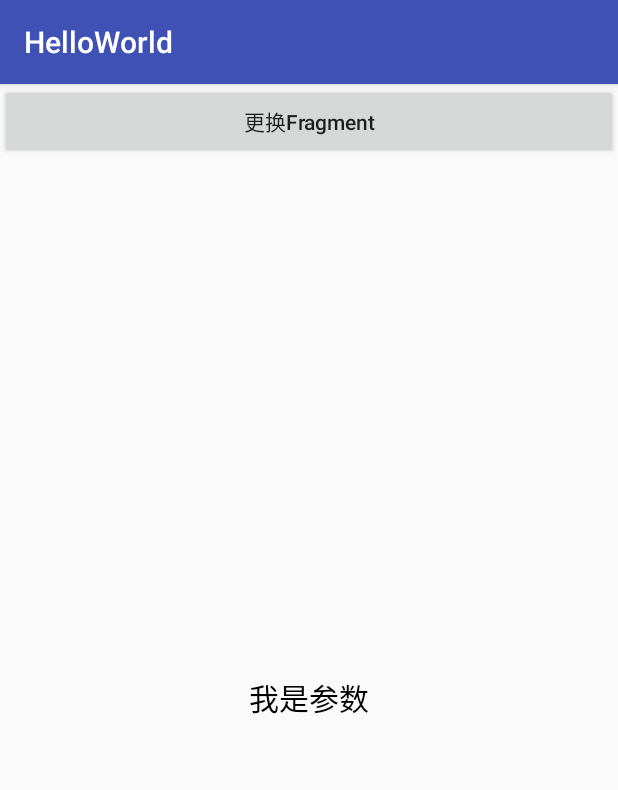
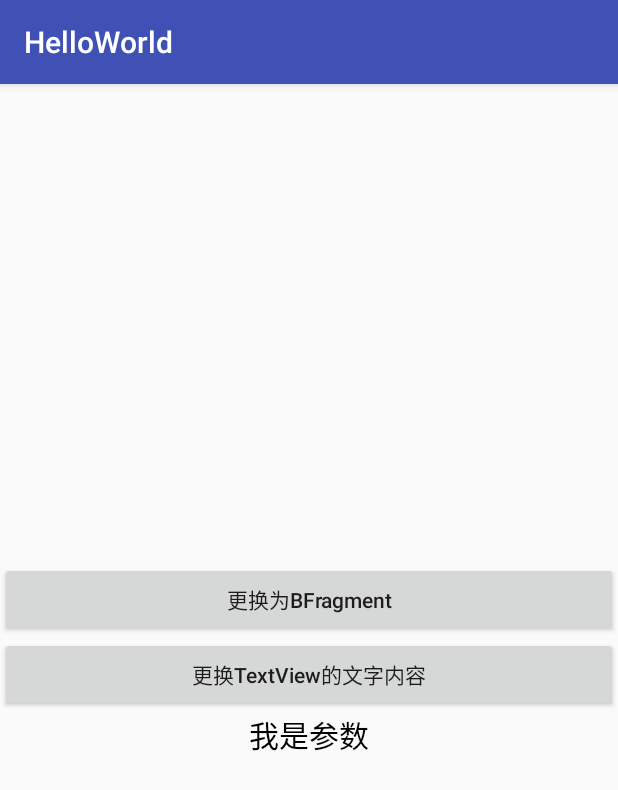
Before and after one commit to zhangneng95/AndroidLearning, an Android app: the AFragment screen opened directly, with no data from a screen before it, on a phone screen of 412 x 824 dp. Shown: the top 790 px of the screen. Run offline under Robolectric (Android 15) with nearby library versions, the phone set to English and light mode, and no system bars.

Commit message:
fragment 3

```diff
--- a/app/src/main/java/com/nengz/helloworld/fragment/AFragment.java
+++ b/app/src/main/java/com/nengz/helloworld/fragment/AFragment.java
@@ -8,6 +8,7 @@ import android.support.v4.app.Fragment;
 import android.view.LayoutInflater;
 import android.view.View;
 import android.view.ViewGroup;
+import android.widget.Button;
 import android.widget.TextView;
 
 import com.nengz.helloworld.R;
@@ -15,6 +16,8 @@ import com.nengz.helloworld.R;
 public class AFragment extends Fragment {
 
     private TextView mTvTitle;
+    private Button mBtnChange,mBtnRest;
+    private BFragment bFragment;
 
     //传递参数
     public static AFragment newInstance(String title) {
@@ -36,18 +39,33 @@ public class AFragment extends Fragment {
     public void onViewCreated(@NonNull View view, @Nullable Bundle savedInstanceState) {
         super.onViewCreated(view, savedInstanceState);
         mTvTitle = view.findViewById(R.id.tv_title);
+        mBtnChange = view.findViewById(R.id.btn_change);
+        mBtnRest = view.findViewById(R.id.btn_reset);
+        //转跳到BFragment
+        mBtnChange.setOnClickListener(new View.OnClickListener() {
+            @Override
+            public void onClick(View v) {
+                if(bFragment == null) {
+                    bFragment = new BFragment();
+                }
+                Fragment fragment = getFragmentManager().findFragmentByTag("a");
+                if(fragment != null) {
+                    getFragmentManager().beginTransaction().hide(fragment).add(R.id.fl_container,bFragment).addToBackStack(null).commitAllowingStateLoss();     //返回上一个Fragment的时候，不刷新view
+                }else {
+                    getFragmentManager().beginTransaction().replace(R.id.fl_container, bFragment).addToBackStack(null).commitAllowingStateLoss();//addToBackStack返回时，返回到上一个Fragment而不是Activity replace是先销毁后创建view 因此之前view不会被保存
+                }
+            }
+        });
+        //改变文字
+        mBtnRest.setOnClickListener(new View.OnClickListener() {
+            @Override
+            public void onClick(View v) {
+                mTvTitle.setText("我是新文字");
+            }
+        });
         if(getArguments() != null) {
             mTvTitle.setText(getArguments().getString("title"));
         }
     }
 
-    @Override
-    public void onAttach(Context context) {
-        super.onAttach(context);
-    }
-
-    @Override
-    public void onDetach() {
-        super.onDetach();
-    }
 }
--- a/app/src/main/java/com/nengz/helloworld/fragment/ContainerActivity.java
+++ b/app/src/main/java/com/nengz/helloworld/fragment/ContainerActivity.java
@@ -11,27 +11,27 @@ import com.nengz.helloworld.R;
 public class ContainerActivity extends AppCompatActivity {
 
     private AFragment aFragment;
-    private BFragment bFragment;
-    private Button mBtnChange;
+//    private BFragment bFragment;
+//    private Button mBtnChange;
 
     @Override
     protected void onCreate(Bundle savedInstanceState) {
         super.onCreate(savedInstanceState);
         setContentView(R.layout.activity_container);
-        mBtnChange = findViewById(R.id.btn_change);
-        mBtnChange.setOnClickListener(new View.OnClickListener() {
-            @Override
-            public void onClick(View v) {
-                if(bFragment == null) {
-                    bFragment = new BFragment();
-                }
-                getSupportFragmentManager().beginTransaction().replace(R.id.fl_container,bFragment).commitAllowingStateLoss();
-            }
-        });
+//        mBtnChange = findViewById(R.id.btn_change);
+//        mBtnChange.setOnClickListener(new View.OnClickListener() {
+//            @Override
+//            public void onClick(View v) {
+//                if(bFragment == null) {
+//                    bFragment = new BFragment();
+//                }
+//                getSupportFragmentManager().beginTransaction().replace(R.id.fl_container,bFragment).commitAllowingStateLoss();
+//            }
+//        });
 
         //实例化AFragment
         aFragment = AFragment.newInstance("我是参数");
         //aFragment添加到Activity中,记得要用commit
-        getSupportFragmentManager().beginTransaction().add(R.id.fl_container,aFragment).commitAllowingStateLoss();
+        getSupportFragmentManager().beginTransaction().add(R.id.fl_container,aFragment,"a").commitAllowingStateLoss();  //给aFragment加了一个a的标识
     }
 }
--- a/app/src/main/res/layout/activity_container.xml
+++ b/app/src/main/res/layout/activity_container.xml
@@ -3,17 +3,16 @@
     android:layout_width="match_parent"
     android:layout_height="match_parent" >
 
-    <Button
-        android:id="@+id/btn_change"
-        android:layout_width="match_parent"
-        android:layout_height="50dp"
-        android:text="更换Fragment"
-        android:textAllCaps="false"/>
+    <!--<Button-->
+        <!--android:id="@+id/btn_change"-->
+        <!--android:layout_width="match_parent"-->
+        <!--android:layout_height="50dp"-->
+        <!--android:text="更换Fragment"-->
+        <!--android:textAllCaps="false"/>-->
 
     <FrameLayout
         android:id="@+id/fl_container"
         android:layout_width="match_parent"
-        android:layout_height="match_parent"
-        android:layout_below="@+id/btn_change"/>
+        android:layout_height="match_parent" />
 
 </RelativeLayout>
--- a/app/src/main/res/layout/fragment_a.xml
+++ b/app/src/main/res/layout/fragment_a.xml
@@ -3,6 +3,20 @@
     android:orientation="vertical" android:layout_width="match_parent"
     android:layout_height="match_parent"
     android:gravity="center">
+
+    <Button
+        android:id="@+id/btn_change"
+        android:layout_width="match_parent"
+        android:layout_height="50dp"
+        android:text="更换为BFragment"
+        android:textAllCaps="false"/>
+
+    <Button
+        android:id="@+id/btn_reset"
+        android:layout_width="match_parent"
+        android:layout_height="50dp"
+        android:text="更换TextView的文字内容"
+        android:textAllCaps="false"/>
 
     <TextView
         android:id="@+id/tv_title"
```
